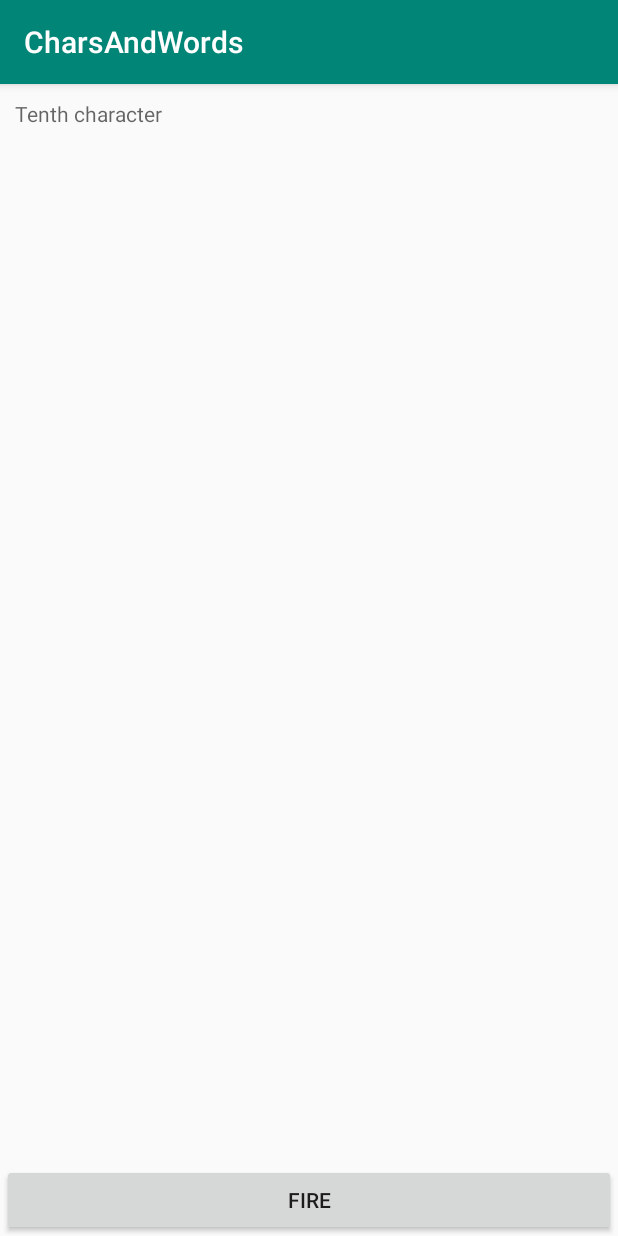
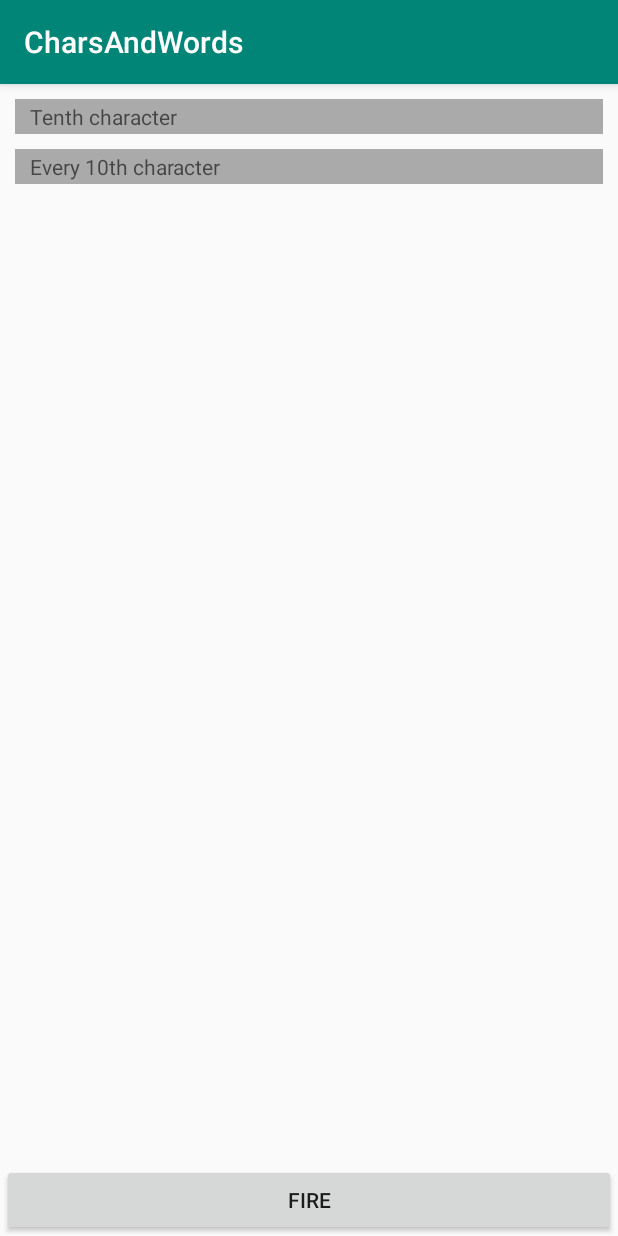
Before and after one commit to deghat-farhad/CharsAndWords, an Android app: the screen it shows after launch (MainActivity), on a phone screen of 412 x 824 dp. Run offline under Robolectric (Android 15) with nearby library versions, the phone set to English and light mode, and no system bars; our stand-ins replace Dagger/Hilt's generated code, RxJava.

Commit message:
get every tenth character of the website content completed.

```diff
--- a/app/src/main/java/com/farhad/deghat/charsandwords/MainActivity.kt
+++ b/app/src/main/java/com/farhad/deghat/charsandwords/MainActivity.kt
@@ -1,6 +1,7 @@
 package com.farhad.deghat.charsandwords
 
 import android.os.Bundle
+import android.text.method.ScrollingMovementMethod
 import android.view.View
 import android.widget.Button
 import android.widget.ProgressBar
@@ -19,9 +20,13 @@ class MainActivity : AppCompatActivity() {
     private lateinit var viewModel: MainActivityViewModel
 
     //UI components
+    private lateinit var btnFire: Button
+
     private lateinit var txtViwTenthChar: TextView
-    private lateinit var btnFire: Button
     private lateinit var pgrsBarTenthChar: ProgressBar
+
+    private lateinit var txtViwEvery10Char: TextView
+    private lateinit var pgrsBarEvery10thChar: ProgressBar
 
     override fun onCreate(savedInstanceState: Bundle?) {
         super.onCreate(savedInstanceState)
@@ -36,22 +41,44 @@ class MainActivity : AppCompatActivity() {
     }
 
     private fun setUiComponents() {
-        txtViwTenthChar = findViewById(R.id.txtViwTenthChar)
         btnFire = findViewById(R.id.btnFire)
         btnFire.setOnClickListener { viewModel.btnFireClicked() }
+
+        txtViwTenthChar = findViewById(R.id.txtViwTenthChar)
+
         pgrsBarTenthChar = findViewById(R.id.pgrsBarTenthChar)
         pgrsBarTenthChar.visibility = View.GONE
+
+        txtViwEvery10Char = findViewById(R.id.txtViwEvery10thChar)
+        txtViwEvery10Char.movementMethod = ScrollingMovementMethod()
+
+        pgrsBarEvery10thChar = findViewById(R.id.pgrsBarEvery10thChar)
+        pgrsBarEvery10thChar.visibility = View.GONE
     }
 
     private fun setObservers() {
         viewModel.tenthCharacter.observe(
             this,
             Observer { tenthChar -> txtViwTenthChar.text = tenthChar.toString() })
+
         viewModel.showTenthCharProgress.observe(this, Observer { showProgress ->
-            if (showProgress)
-                pgrsBarTenthChar.visibility = View.VISIBLE
-            else
-                pgrsBarTenthChar.visibility = View.GONE
+            pgrsBarTenthChar.visibility =
+                if (showProgress)
+                    View.VISIBLE
+                else
+                    View.GONE
+        })
+
+        viewModel.every10thCharactersSequence.observe(
+            this,
+            Observer { every10CharSequence -> txtViwEvery10Char.text = every10CharSequence })
+
+        viewModel.showEvery10thCharProgress.observe(this, Observer { showProgress ->
+            pgrsBarEvery10thChar.visibility =
+                if (showProgress)
+                    View.VISIBLE
+                else
+                    View.GONE
         })
     }
 }
--- a/app/src/main/java/com/farhad/deghat/charsandwords/MainActivityViewModel.kt
+++ b/app/src/main/java/com/farhad/deghat/charsandwords/MainActivityViewModel.kt
@@ -3,15 +3,20 @@ package com.farhad.deghat.charsandwords
 import androidx.lifecycle.MutableLiveData
 import androidx.lifecycle.ViewModel
 import com.farhad.deghat.charsandwords.domain.base.DefaultObserver
+import com.farhad.deghat.charsandwords.domain.every10thCharacter.Every10thCharacterUseCase
 import com.farhad.deghat.charsandwords.domain.tenthCharacterRequest.TenthCharacterUseCase
 import javax.inject.Inject
 
 class MainActivityViewModel @Inject constructor(
-    private val tenthCharacterUseCase: TenthCharacterUseCase
+    private val tenthCharacterUseCase: TenthCharacterUseCase,
+    private val every10thCharacterUseCase: Every10thCharacterUseCase
 ): ViewModel() {
 
     val tenthCharacter: MutableLiveData<Char> by lazy { MutableLiveData<Char>() }
     val showTenthCharProgress: MutableLiveData<Boolean> by lazy { MutableLiveData<Boolean>() }
+
+    val every10thCharactersSequence: MutableLiveData<String> by lazy { MutableLiveData<String>() }
+    val showEvery10thCharProgress: MutableLiveData<Boolean> by lazy { MutableLiveData<Boolean>() }
 
     private fun executeTenthCharacterUseCase(){
         val tenthCharacterObserver = object : DefaultObserver<Char>(){
@@ -35,7 +40,30 @@ class MainActivityViewModel @Inject constructor(
         tenthCharacterUseCase.execute(tenthCharacterObserver)
     }
 
+    private fun executeEvery10thCharacterUseCase(){
+        val every10thCharacterObserver = object : DefaultObserver<String>(){
+            override fun onNext(t: String) {
+                super.onNext(t)
+                every10thCharactersSequence.value = t
+            }
+
+            override fun onComplete() {
+                super.onComplete()
+                showEvery10thCharProgress.value = false
+            }
+
+            override fun onError(e: Throwable) {
+                super.onError(e)
+                showEvery10thCharProgress.value = false
+            }
+        }
+
+        showEvery10thCharProgress.value = true
+        every10thCharacterUseCase.execute(every10thCharacterObserver)
+    }
+
     fun btnFireClicked() {
         executeTenthCharacterUseCase()
+        executeEvery10thCharacterUseCase()
     }
 }
--- a/app/src/main/java/com/farhad/deghat/charsandwords/di/Domain/DomainModule.kt
+++ b/app/src/main/java/com/farhad/deghat/charsandwords/di/Domain/DomainModule.kt
@@ -1,6 +1,7 @@
 package com.farhad.deghat.charsandwords.di.Domain
 
 import com.farhad.deghat.charsandwords.data.di.DaggerDataComponent
+import com.farhad.deghat.charsandwords.domain.every10thCharacter.Every10thCharacterUseCase
 import com.farhad.deghat.charsandwords.domain.repository.WebPageRepository
 import com.farhad.deghat.charsandwords.domain.tenthCharacterRequest.TenthCharacterUseCase
 import dagger.Module
@@ -18,13 +19,22 @@ class DomainModule {
     }
 
     @Provides
-    fun tehthCharacterProvider(
+    fun tenthCharacterProvider(
         @Named(SUBSCRIBE_ON_NAME)
         subscribeOnScheduler: Scheduler,
         @Named(OBSERVE_ON_NAME)
         observeOnScheduler: Scheduler,
         webPageRepository: WebPageRepository
         ) = TenthCharacterUseCase(subscribeOnScheduler, observeOnScheduler, webPageRepository)
+
+    @Provides
+    fun every10thCharacterUseCaseProvider(
+        @Named(SUBSCRIBE_ON_NAME)
+        subscribeOnScheduler: Scheduler,
+        @Named(OBSERVE_ON_NAME)
+        observeOnScheduler: Scheduler,
+        webPageRepository: WebPageRepository
+    ) = Every10thCharacterUseCase(subscribeOnScheduler, observeOnScheduler, webPageRepository)
 
     @Provides
     fun webPageRepositoryProvider(): WebPageRepository =
--- a/app/src/main/res/layout/activity_main.xml
+++ b/app/src/main/res/layout/activity_main.xml
@@ -8,13 +8,19 @@
 
     <TextView
         android:id="@+id/txtViwTenthChar"
-        android:layout_width="wrap_content"
+        android:layout_width="0dp"
         android:layout_height="wrap_content"
+        android:layout_margin="10dp"
+        android:background="@android:color/darker_gray"
+        android:hint="@string/txtViwTenthCharHint"
+        android:padding="2dp"
+        android:paddingStart="10dp"
+        android:paddingLeft="10dp"
+        android:paddingRight="10dp"
+        app:layout_constraintEnd_toEndOf="parent"
         app:layout_constraintStart_toStartOf="parent"
         app:layout_constraintTop_toTopOf="parent"
-        tools:text="txtViwTenthChar"
-        android:layout_margin="10dp"
-        android:hint="@string/txtViwTenthCharHint"/>
+        tools:text="txtViwTenthChar" />
 
     <Button
         android:id="@+id/btnFire"
@@ -31,8 +37,37 @@
         style="?android:attr/progressBarStyle"
         android:layout_width="19dp"
         android:layout_height="19dp"
-        app:layout_constraintStart_toEndOf="@+id/txtViwTenthChar"
-        app:layout_constraintTop_toTopOf="parent"
-        android:layout_margin="10dp" />
+        android:layout_marginRight="10dp"
+        app:layout_constraintBottom_toBottomOf="@+id/txtViwTenthChar"
+        app:layout_constraintEnd_toEndOf="parent"
+        app:layout_constraintTop_toTopOf="@+id/txtViwTenthChar" />
+
+    <TextView
+        android:id="@+id/txtViwEvery10thChar"
+        android:layout_width="0dp"
+        android:layout_height="wrap_content"
+        android:layout_margin="10dp"
+        android:background="@android:color/darker_gray"
+        android:hint="@string/every_10th_character"
+        android:maxLines="12"
+        android:padding="2dp"
+        android:paddingStart="10dp"
+        android:paddingLeft="10dp"
+        android:paddingRight="10dp"
+        android:scrollbars="vertical"
+        app:layout_constraintEnd_toEndOf="parent"
+        app:layout_constraintStart_toStartOf="parent"
+        app:layout_constraintTop_toBottomOf="@+id/txtViwTenthChar"
+        tools:text="txtViwEvery10thChar" />
+
+    <ProgressBar
+        android:id="@+id/pgrsBarEvery10thChar"
+        style="?android:attr/progressBarStyle"
+        android:layout_width="19dp"
+        android:layout_height="19dp"
+        android:layout_marginRight="10dp"
+        android:layout_marginLeft="10dp"
+        app:layout_constraintEnd_toEndOf="parent"
+        app:layout_constraintTop_toTopOf="@+id/txtViwEvery10thChar" />
 
 </androidx.constraintlayout.widget.ConstraintLayout>
--- a/app/src/main/res/values/strings.xml
+++ b/app/src/main/res/values/strings.xml
@@ -2,4 +2,5 @@
     <string name="app_name">CharsAndWords</string>
     <string name="btnFireText">FIRE</string>
     <string name="txtViwTenthCharHint">Tenth character</string>
+    <string name="every_10th_character">Every 10th character</string>
 </resources>
--- /dev/null
+++ b/domain/src/main/java/com/farhad/deghat/charsandwords/domain/every10thCharacter/Every10thCharacterUseCase.kt
@@ -0,0 +1,21 @@
+package com.farhad.deghat.charsandwords.domain.every10thCharacter
+
+import com.farhad.deghat.charsandwords.domain.base.UseCaseNoParams
+import com.farhad.deghat.charsandwords.domain.model.WebPage
+import com.farhad.deghat.charsandwords.domain.repository.WebPageRepository
+import io.reactivex.Observable
+import io.reactivex.Scheduler
+
+class Every10thCharacterUseCase(
+    subscribeOnScheduler: Scheduler,
+    observeOnScheduler: Scheduler,
+    private val webPageRepository: WebPageRepository
+): UseCaseNoParams<String>(subscribeOnScheduler, observeOnScheduler) {
+    override fun buildObservable(): Observable<String> {
+        return webPageRepository.getWebPage().map { webPage -> filter10Ths(webPage) }
+    }
+
+    private fun filter10Ths(webPage: WebPage): String{
+        return webPage.content.filterIndexed { index, _ ->  (index + 1) % 10 == 0}
+    }
+}
```
